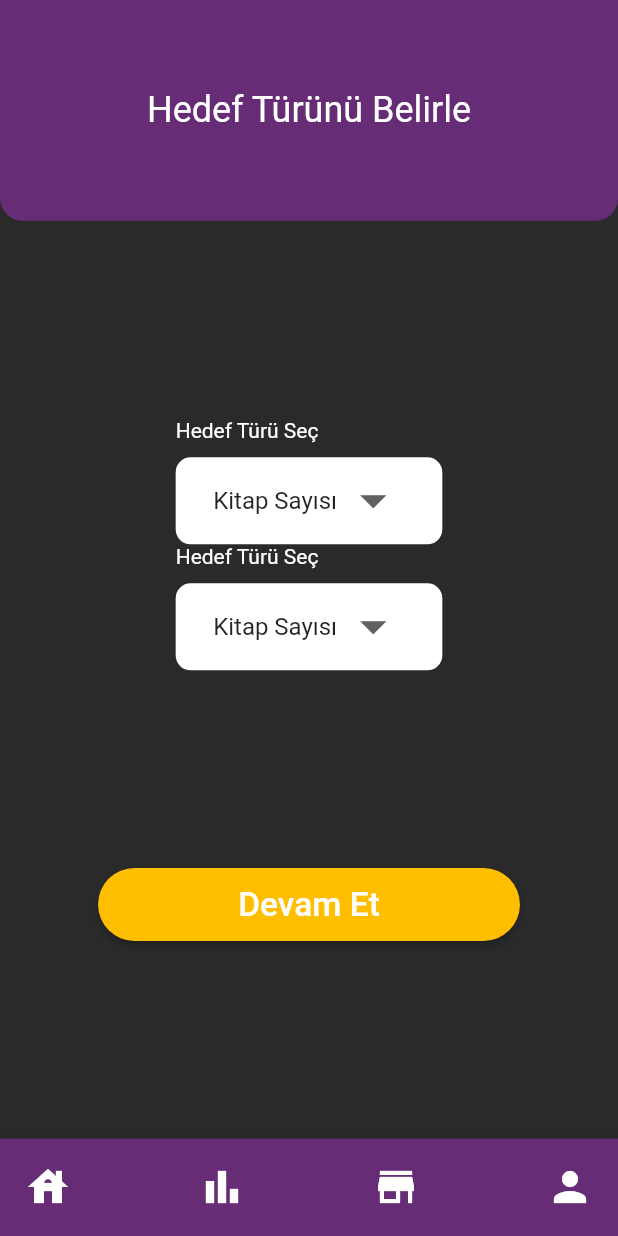
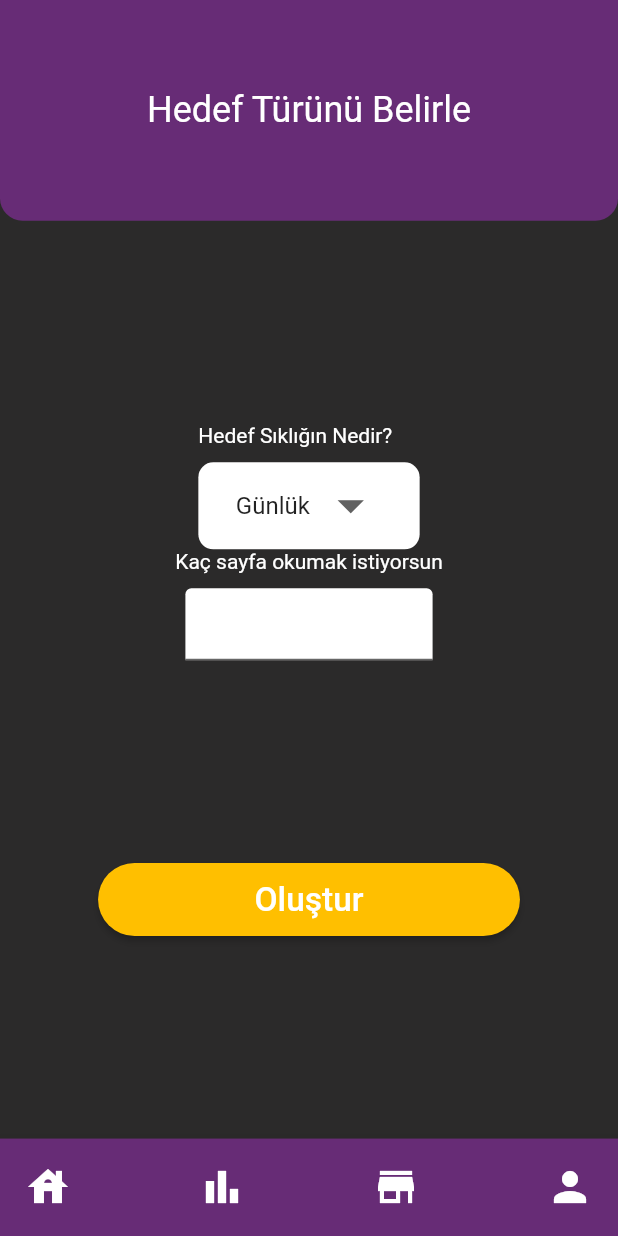
Before and after one commit to cangurdev/PanOut, a Flutter app: the GoalLastForm screen opened by its route, on a phone screen of 412 x 824 dp. Run offline on Flutter 3.47's test engine with Material 2 defaults, Android fonts, the phone set to English and light mode, and no system bars.

Commit message:
added input text widget

```diff
--- a/lib/views/goal_last_form_view.dart
+++ b/lib/views/goal_last_form_view.dart
@@ -5,6 +5,7 @@ import 'package:pan_out/widgets/button/submit_button.dart';
 import 'package:pan_out/widgets/navbar/bottom_navbar.dart';
 import 'package:pan_out/widgets/navbar/form_navbar.dart';
 import 'package:pan_out/widgets/dropdown_input.dart';
+import 'package:pan_out/widgets/text_input.dart';
 
 class GoalLastForm extends StatelessWidget {
   @override
@@ -23,14 +24,19 @@ class GoalLastForm extends StatelessWidget {
             children: [
               Column(
                 children: [
-                  DropdownInput(),
-                  DropdownInput(),
+                  DropdownInput(
+                    title: "Hedef Sıklığın Nedir?",
+                    choices: ["Günlük", "Haftalık"],
+                  ),
+                  TextInput(
+                    title: "Kaç sayfa okumak istiyorsun",
+                  ),
                 ],
               ),
               Expanded(
                 flex: 0,
                 child: SubmitButton(
-                    text: "Devam Et",
+                    text: "Oluştur",
                     route: "/last-from",
                     bgColor: kSecondaryColor),
               ),
--- a/lib/widgets/button/submit_button.dart
+++ b/lib/widgets/button/submit_button.dart
@@ -16,7 +16,6 @@ class SubmitButton extends StatelessWidget {
     return ElevatedButton(
       onPressed: () {
         if (bgColor == kSecondaryColor) {
-          print(route);
           Navigator.pushNamed(context, route.toString(), arguments: category);
         }
       },
--- a/lib/widgets/dropdown_input.dart
+++ b/lib/widgets/dropdown_input.dart
@@ -1,8 +1,17 @@
 import 'package:flutter/material.dart';
 
+typedef void StringCallback(String val);
+
 class DropdownInput extends StatefulWidget {
+  final String title;
+  final List<String> choices;
+  final StringCallback callback;
+
   const DropdownInput({
     Key key,
+    this.title,
+    this.choices,
+    this.callback,
   }) : super(key: key);
 
   @override
@@ -10,17 +19,23 @@ class DropdownInput extends StatefulWidget {
 }
 
 class _DropdownInputState extends State<DropdownInput> {
-  String dropdownValue = "Kitap Sayısı";
+  String dropdownValue;
+  @override
+  void initState() {
+    super.initState();
+    dropdownValue = widget.choices[0];
+  }
+
   @override
   Widget build(BuildContext context) {
     return Column(
       crossAxisAlignment: CrossAxisAlignment.start,
       children: [
         Text(
-          "Hedef Türü Seç",
+          widget.title,
           style: TextStyle(color: Colors.white),
         ),
-        SizedBox(height:10),
+        SizedBox(height: 10),
         Container(
           padding: EdgeInsets.symmetric(horizontal: 25, vertical: 5),
           decoration: BoxDecoration(
@@ -34,10 +49,10 @@ class _DropdownInputState extends State<DropdownInput> {
               setState(() {
                 dropdownValue = newValue;
               });
+              widget.callback(newValue);
             },
             dropdownColor: Colors.white,
-            items: <String>['Sayfa Sayısı', 'Kitap Sayısı']
-                .map<DropdownMenuItem<String>>((String value) {
+            items: widget.choices.map<DropdownMenuItem<String>>((String value) {
               return DropdownMenuItem<String>(
                 value: value,
                 child: Text(
--- /dev/null
+++ b/lib/widgets/text_input.dart
@@ -0,0 +1,35 @@
+import 'package:flutter/material.dart';
+import 'package:pan_out/theme/size_config.dart';
+
+class TextInput extends StatelessWidget {
+  final String title;
+  const TextInput({
+    Key key,
+    this.title,
+  }) : super(key: key);
+
+  @override
+  Widget build(BuildContext context) {
+    return Column(
+      children: [
+        Text(
+          title,
+          style: TextStyle(color: Colors.white),
+        ),
+        SizedBox(
+          height: 10,
+        ),
+        Container(
+          width: getProportionateScreenWidth(150),
+          child: TextField(
+            keyboardType: TextInputType.number,
+            decoration: InputDecoration(
+              filled: true,
+              fillColor: Colors.white,
+            ),
+          ),
+        ),
+      ],
+    );
+  }
+}
--- a/lib/widgets/type_form_body.dart
+++ b/lib/widgets/type_form_body.dart
@@ -3,23 +3,33 @@ import 'package:pan_out/theme/constants.dart';
 import 'package:pan_out/widgets/button/submit_button.dart';
 import 'dropdown_input.dart';
 
-class TypeFormBody extends StatelessWidget {
+class TypeFormBody extends StatefulWidget {
   const TypeFormBody({
     Key key,
   }) : super(key: key);
 
   @override
+  _TypeFormBodyState createState() => _TypeFormBodyState();
+}
+
+class _TypeFormBodyState extends State<TypeFormBody> {
+  String category;
+  @override
   Widget build(BuildContext context) {
     return Column(
       mainAxisAlignment: MainAxisAlignment.spaceEvenly,
       children: [
-        DropdownInput(),
+        DropdownInput(
+          title: "Hedef Türü Seç",
+          choices: ["Sayfa Sayısı", "Kitap Sayısı"],
+          callback: (val)=>setState(()=> category = val),
+        ),
         Expanded(
           flex: 0,
           child: SubmitButton(
               text: "Devam Et",
               route: "/last-form",
-              category: "aa",
+              category: category,
               bgColor: kSecondaryColor),
         ),
       ],
```
